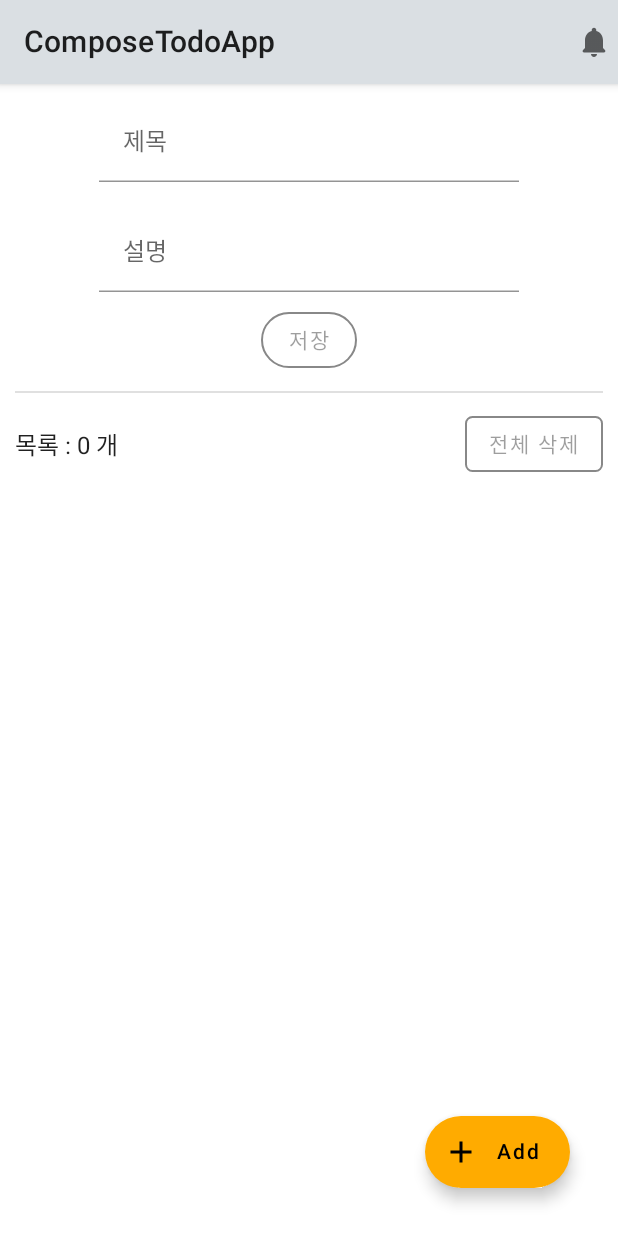
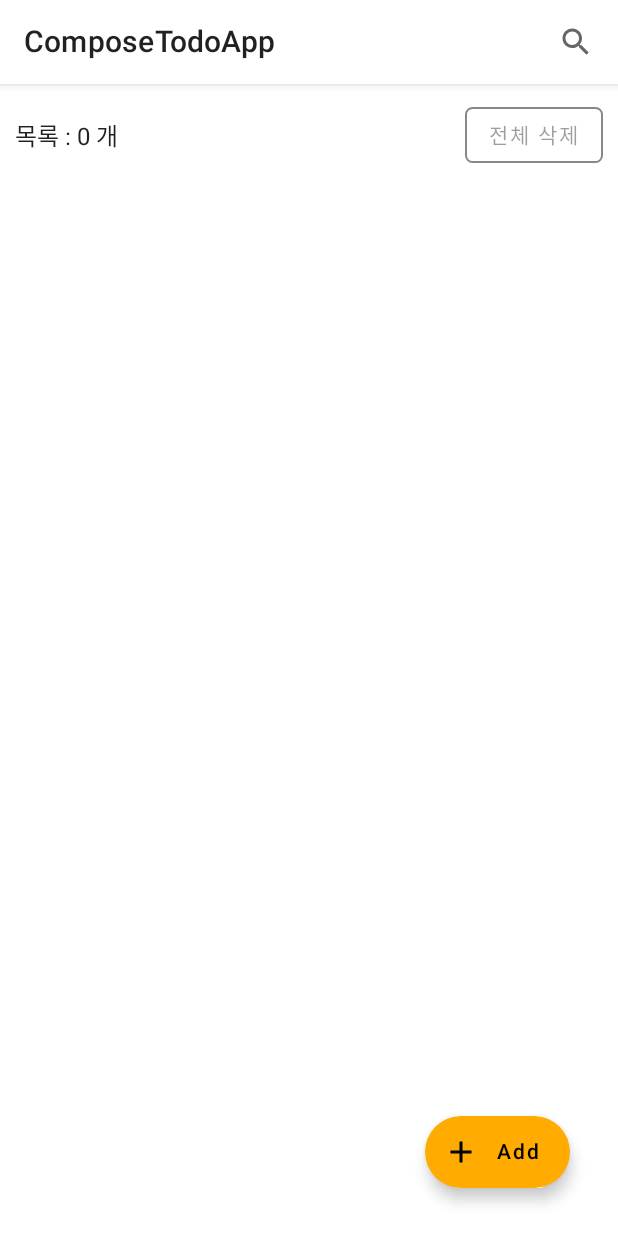
Before and after one commit to narvis2/ComposeTodoApp, an Android app built with Jetpack Compose: the NoteScreen screen opened through its navigation route, on a phone screen of 412 x 824 dp. Run offline under Robolectric (Android 15) with nearby library versions, the phone set to English and light mode, and no system bars; our stand-ins replace Dagger/Hilt's generated code.

Commit message:
NoteScreen 다자인 변경 및 코드 정리
## 🍎NoteScreen 디자인 변경 및 코드 정리
- NoteScreen 에서 Note를 작성하던 코드 제거
> **_참고_** 👉 Note 작성은 `NoteWriteScreen`에서만 하도록 변경

```diff
--- a/app/src/main/java/com/example/composetodoapp/presentation/navigation/NoteNavigation.kt
+++ b/app/src/main/java/com/example/composetodoapp/presentation/navigation/NoteNavigation.kt
@@ -43,8 +43,6 @@ fun NoteNavigation(viewModel: NoteViewModel, coroutineScope: CoroutineScope) {
             NoteScreen(
                 navController = navController,
                 notes = notes.value,
-                onAddNote = viewModel::addNote,
-                coroutineScope = coroutineScope,
                 setCurrentNote = viewModel::setCurrentNote,
                 scaffoldState = scaffoldState,
                 setCustomDialogCancelText = viewModel::setCustomDialogCancelText,
--- a/app/src/main/java/com/example/composetodoapp/presentation/screen/NoteScreen.kt
+++ b/app/src/main/java/com/example/composetodoapp/presentation/screen/NoteScreen.kt
@@ -5,15 +5,12 @@ import androidx.compose.foundation.lazy.LazyColumn
 import androidx.compose.foundation.lazy.items
 import androidx.compose.material.*
 import androidx.compose.material.icons.Icons
-import androidx.compose.material.icons.rounded.Notifications
+import androidx.compose.material.icons.filled.Search
 import androidx.compose.runtime.Composable
-import androidx.compose.runtime.mutableStateOf
-import androidx.compose.runtime.remember
 import androidx.compose.ui.Alignment
 import androidx.compose.ui.ExperimentalComposeUiApi
 import androidx.compose.ui.Modifier
 import androidx.compose.ui.graphics.Color
-import androidx.compose.ui.platform.LocalSoftwareKeyboardController
 import androidx.compose.ui.res.stringResource
 import androidx.compose.ui.tooling.preview.Preview
 import androidx.compose.ui.unit.dp
@@ -22,39 +19,30 @@ import com.example.composetodoapp.R
 import com.example.composetodoapp.domain.model.Note
 import com.example.composetodoapp.presentation.components.*
 import com.example.composetodoapp.presentation.navigation.NavigationType
-import kotlinx.coroutines.CoroutineScope
-import kotlinx.coroutines.launch
 
 @ExperimentalComposeUiApi
 @Composable
 fun NoteScreen(
     navController: NavController,
     notes: List<Note>,
-    onAddNote: (Note) -> Unit,
-    coroutineScope: CoroutineScope,
     setCurrentNote: (Note) -> Unit,
     scaffoldState: ScaffoldState,
     setCustomDialogTitle: (Pair<String, Int?>) -> Unit,
     setCustomDialogConfirmText: (Int) -> Unit,
     setCustomDialogCancelText: (Int) -> Unit
 ) {
-    val title = remember {
-        mutableStateOf("")
-    }
-    val description = remember {
-        mutableStateOf("")
-    }
-
-    // 현재 소프트웨어 키보드를 제어할 수 있는 SoftwareKeyboardController 를 반환
-    val keyboardContainer = LocalSoftwareKeyboardController.current
-
     Scaffold(
         topBar = {
-            TopAppBar(title = {
-                Text(text = stringResource(id = R.string.app_name))
-            }, actions = {
-                Icon(imageVector = Icons.Rounded.Notifications, contentDescription = "Icon")
-            }, backgroundColor = Color(0xFFDADFE3)
+            TopAppBar(
+                title = {
+                    Text(text = stringResource(id = R.string.app_name))
+                },
+                actions = {
+                    IconButton(onClick = { /*TODO: 노트 찾기 페이지로 이동*/ }) {
+                        Icon(imageVector = Icons.Default.Search, contentDescription = "Search")
+                    }
+                },
+                backgroundColor = Color.White
             )
         },
         scaffoldState = scaffoldState,
@@ -67,55 +55,6 @@ fun NoteScreen(
         Column(
             modifier = Modifier.fillMaxWidth(), horizontalAlignment = Alignment.CenterHorizontally
         ) {
-            NoteInputText(
-                modifier = Modifier.padding(top = 9.dp, bottom = 8.dp),
-                text = title.value,
-                label = "제목",
-                onTextChange = {
-                    if (it.all { char ->
-                            /**
-                             * char.isLetter() -> 이 문자가 문자인 경우에 true
-                             * char.isWhitespace() -> 유니 코드 표준에 따라 문자가 공백인지 여부 공백이면 true
-                             */
-                            /**
-                             * char.isLetter() -> 이 문자가 문자인 경우에 true
-                             * char.isWhitespace() -> 유니 코드 표준에 따라 문자가 공백인지 여부 공백이면 true
-                             */
-                            char.isLetter() || char.isWhitespace()
-                        }) title.value = it
-                },
-                keyboardContainer = keyboardContainer
-            )
-            NoteInputText(
-                modifier = Modifier.padding(top = 9.dp, bottom = 8.dp),
-                text = description.value,
-                label = "설명",
-                onTextChange = {
-                    if (it.all { char ->
-                            char.isLetter() || char.isWhitespace()
-                        }) description.value = it
-                },
-                keyboardContainer = keyboardContainer
-            )
-
-            CustomButton(
-                text = "저장",
-                enabled = title.value.isNotEmpty() && description.value.isNotEmpty()
-            ) {
-                if (title.value.isNotEmpty() && description.value.isNotEmpty()) {
-                    onAddNote(Note(title = title.value, description = description.value))
-                    coroutineScope.launch {
-                        scaffoldState.snackbarHostState.showSnackbar("메모를 작성하였습니다.")
-                    }
-                    title.value = ""
-                    description.value = ""
-                    keyboardContainer?.hide()
-                }
-            }
-
-            // 구분선
-            Divider(modifier = Modifier.padding(top = 10.dp, start = 10.dp, end = 10.dp))
-
             Row(
                 modifier = Modifier
                     .fillMaxWidth()
```
